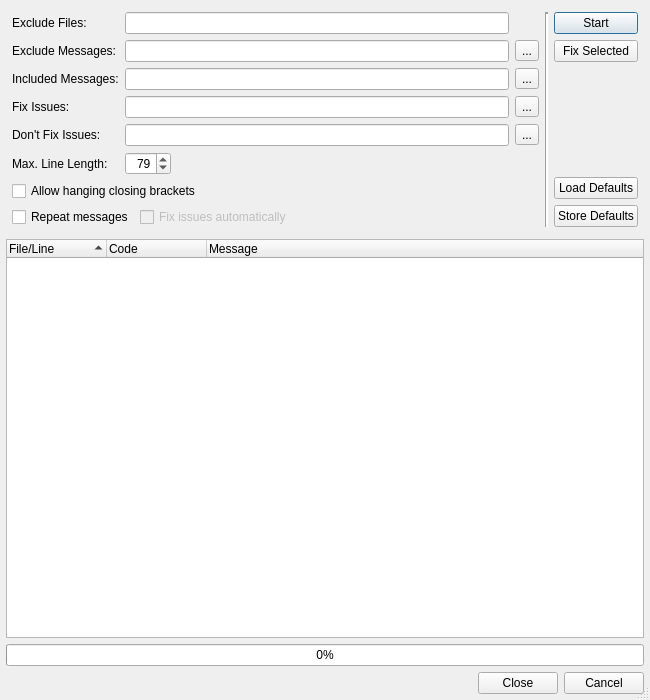
This is Plugins/CheckerPlugins/Pep8/Pep8Dialog.ui in testmana2/test as Qt 5 draws it before an edit. The edited form follows.
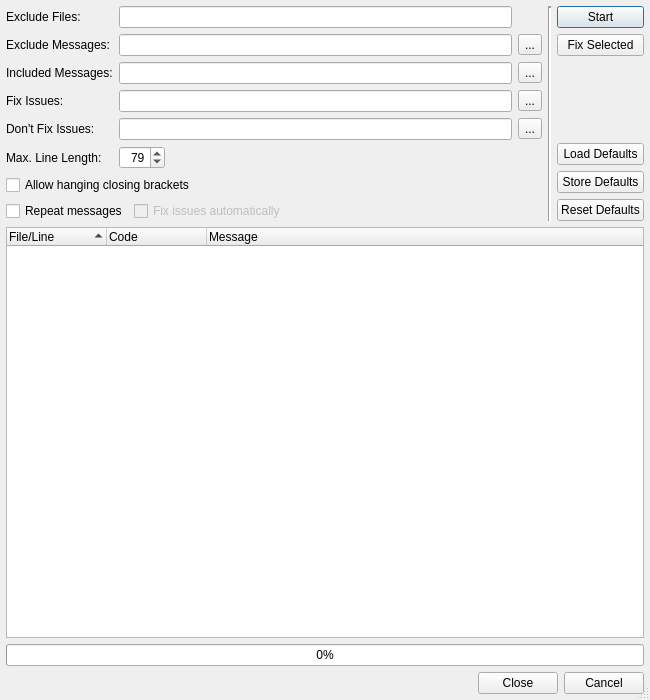
This is the edited form. Custom widgets are drawn as their Qt base class.

Commit message: Added a button to the PEP-8 dialog to reset the default values.

```diff
--- a/Plugins/CheckerPlugins/Pep8/Pep8Dialog.ui
+++ b/Plugins/CheckerPlugins/Pep8/Pep8Dialog.ui
@@ -28,6 +28,9 @@
       <enum>QFrame::NoFrame</enum>
      </property>
      <layout class="QGridLayout" name="gridLayout">
+      <property name="margin">
+       <number>0</number>
+      </property>
       <item row="0" column="0">
        <widget class="QLabel" name="label_2">
         <property name="text">
@@ -107,6 +110,16 @@
           </property>
          </widget>
         </item>
+        <item>
+         <widget class="QPushButton" name="resetDefaultButton">
+          <property name="toolTip">
+           <string>Press to reset the default values</string>
+          </property>
+          <property name="text">
+           <string>Reset Defaults</string>
+          </property>
+         </widget>
+        </item>
        </layout>
       </item>
       <item row="1" column="0">
@@ -212,7 +225,7 @@
         </property>
        </widget>
       </item>
-      <item row="5" column="1" colspan="2">
+      <item row="5" column="1">
        <layout class="QHBoxLayout" name="horizontalLayout_3">
         <item>
          <widget class="QSpinBox" name="lineLengthSpinBox">
@@ -248,7 +261,7 @@
         </item>
        </layout>
       </item>
-      <item row="6" column="0" colspan="3">
+      <item row="6" column="0" colspan="2">
        <layout class="QHBoxLayout" name="horizontalLayout_2">
         <item>
          <widget class="QCheckBox" name="hangClosingCheckBox">
```
Left out of the diff: 1 changed line with no effect on the pictures. The commit also changes 7 other files.
